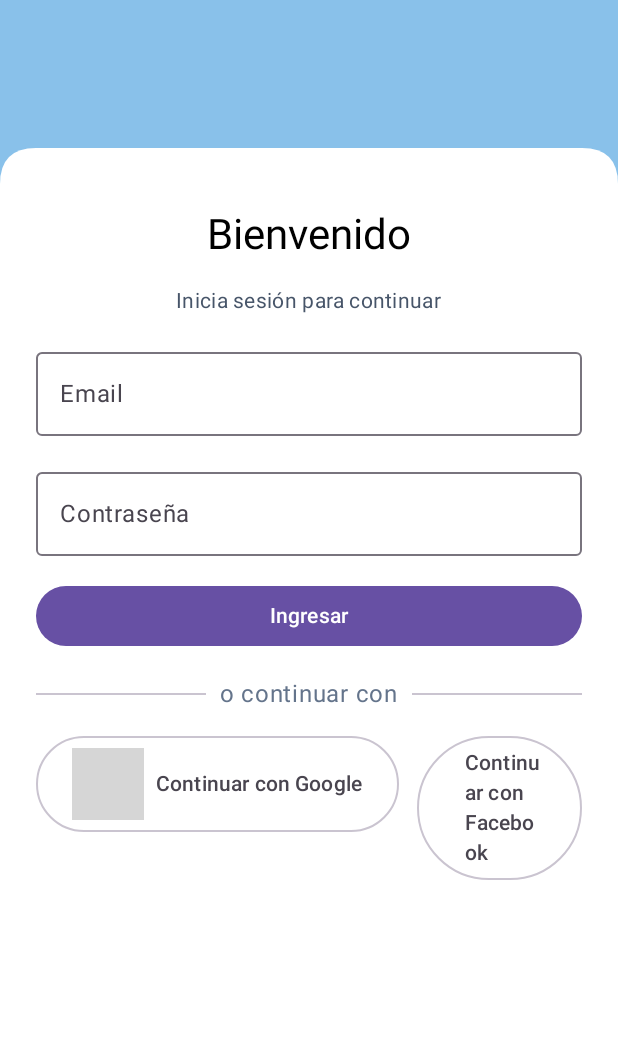
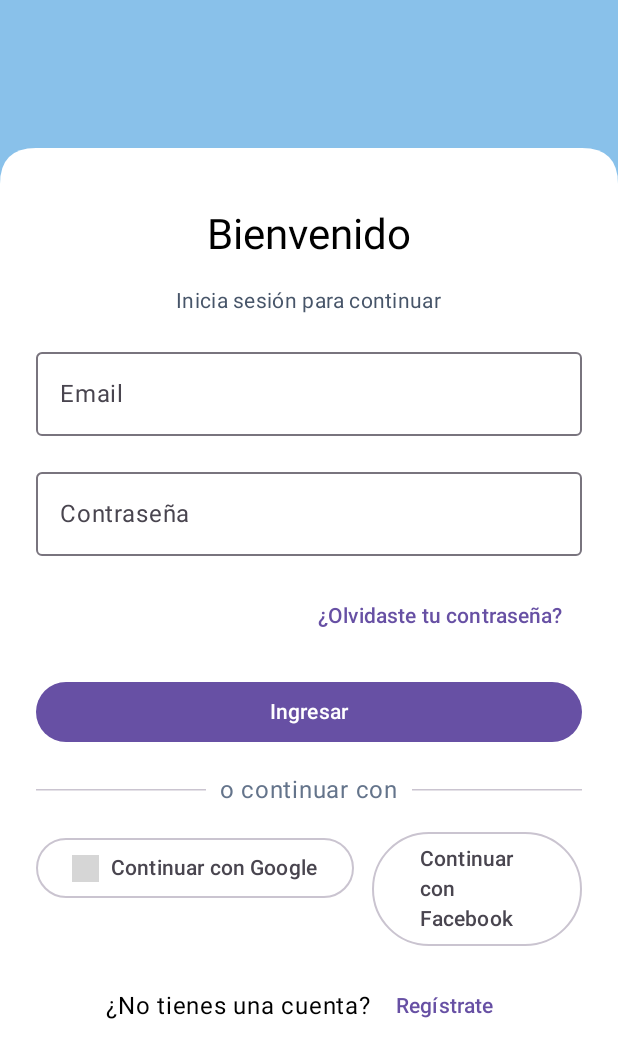
Before and after one commit to hifi-israel/sikacare, an Android app built with Jetpack Compose: the screen it shows after launch (MainActivity), on a phone screen of 412 x 824 dp. Shown: the top 1058 px of the screen. Run offline under Robolectric (Android 15) with nearby library versions, the phone set to English and light mode, and no system bars; our stand-ins replace Compose Multiplatform resources; 1 statement that could not run was skipped; grey boxes are pictures that could not be loaded.

Commit message:
feat(login): añadir refinamientos de diseño específicos por plataforma y nuevas acciones de usuario

```diff
--- a/composeApp/src/commonMain/kotlin/com/israeljuarez/sikacorekmp/login/LoginScreen.kt
+++ b/composeApp/src/commonMain/kotlin/com/israeljuarez/sikacorekmp/login/LoginScreen.kt
@@ -23,6 +23,7 @@ import androidx.compose.ui.unit.dp
 import org.jetbrains.compose.resources.painterResource
 import sikacore.composeapp.generated.resources.Res
 import sikacore.composeapp.generated.resources.google_logo
+import com.israeljuarez.sikacorekmp.getPlatform
 
 // import sikacore.composeapp.generated.resources.logo
 
@@ -49,21 +50,48 @@ fun LoginScreen() {
 
     LaunchedEffect(Unit) { isVisible = true }
 
+    // Detección simple de Desktop (JVM) usando Platform
+    val isDesktop = remember { getPlatform().name.startsWith("Java") }
+
     Box(
         modifier = Modifier
             .fillMaxSize()
             .background(backgroundBlue)
     ) {
-        // Forma blanca animada
+        if (isDesktop) {
+            // Desktop: contenedor centrado, tamaño uniforme ~60% del lado menor, esquinas redondeadas arriba y abajo.
+            BoxWithConstraints(Modifier.fillMaxSize()) {
+                val side = (if (maxWidth < maxHeight) maxWidth else maxHeight) * 0.8f
+
+                // Forma blanca animada (cuadro centrado)
+                CurvedContainerCanvas(
+                    modifier = Modifier
+                        .size(side)
+                        .align(Alignment.Center)
+                        .offset(y = offsetY),
+                    bothRounded = true
+                )
+
+                // Contenido del login encima de la forma, mismo tamaño y animación
+                LoginContent(
+                    modifier = Modifier
+                        .size(side)
+                        .align(Alignment.Center)
+                        .offset(y = offsetY)
+                        .padding(horizontal = 24.dp, vertical = 16.dp)
+                )
+            }
+        } else {
+            // Android/iOS: comportamiento previo (anclado abajo, 88% de alto, solo esquina superior redondeada)
             CurvedContainerCanvas(
                 modifier = Modifier
                     .fillMaxWidth()
                     .fillMaxHeight(0.88f)
                     .align(Alignment.BottomCenter)
-                .offset(y = offsetY)
+                    .offset(y = offsetY),
+                bothRounded = false
             )
 
-        // Contenido del login encima de la forma
             LoginContent(
                 modifier = Modifier
                     .fillMaxWidth()
@@ -74,23 +102,37 @@ fun LoginScreen() {
             )
         }
     }
+}
 
 @Composable
-private fun CurvedContainerCanvas(modifier: Modifier = Modifier) {
+private fun CurvedContainerCanvas(modifier: Modifier = Modifier, bothRounded: Boolean) {
     Canvas(modifier = modifier) {
         val radius = 24.dp.toPx()
         val w = size.width
         val h = size.height
 
         val path = Path().apply {
-            // Esquinas superiores redondeadas
+            if (bothRounded) {
+                // Esquinas redondeadas arriba y abajo
                 moveTo(0f, radius)
-            quadraticBezierTo(0f, 0f, radius, 0f)
+                quadraticTo(0f, 0f, radius, 0f)
                 lineTo(w - radius, 0f)
-            quadraticBezierTo(w, 0f, w, radius)
+                quadraticTo(w, 0f, w, radius)
+                lineTo(w, h - radius)
+                quadraticTo(w, h, w - radius, h)
+                lineTo(radius, h)
+                quadraticTo(0f, h, 0f, h - radius)
+                close()
+            } else {
+                // Solo esquinas superiores redondeadas (comportamiento móvil previo)
+                moveTo(0f, radius)
+                quadraticTo(0f, 0f, radius, 0f)
+                lineTo(w - radius, 0f)
+                quadraticTo(w, 0f, w, radius)
                 lineTo(w, h)
                 lineTo(0f, h)
                 close()
+            }
         }
 
         drawPath(
@@ -136,6 +178,13 @@ private fun LoginContent(modifier: Modifier = Modifier) {
             modifier = Modifier.fillMaxWidth()
         )
 
+        // Enlace para recuperar contraseña
+        Row(modifier = Modifier.fillMaxWidth(), horizontalArrangement = Arrangement.End) {
+            androidx.compose.material3.TextButton(onClick = { /* TODO: Navegar a RestablecerContraseña */ }) {
+                Text("¿Olvidaste tu contraseña?")
+            }
+        }
+
         Button(onClick = {}, modifier = Modifier.fillMaxWidth()) {
             Text("Ingresar")
         }
@@ -145,9 +194,9 @@ private fun LoginContent(modifier: Modifier = Modifier) {
             modifier = Modifier.fillMaxWidth(),
             verticalAlignment = Alignment.CenterVertically
         ) {
-            androidx.compose.material3.Divider(Modifier.weight(1f))
+            androidx.compose.material3.HorizontalDivider(Modifier.weight(1f))
             Text("  o continuar con  ", color = Color(0xFF64748B))
-            androidx.compose.material3.Divider(Modifier.weight(1f))
+            androidx.compose.material3.HorizontalDivider(Modifier.weight(1f))
         }
 
         // Botones sociales (icono + texto).
@@ -155,7 +204,13 @@ private fun LoginContent(modifier: Modifier = Modifier) {
             // Google: usa el asset compartido. Si ya compilaste los recursos, reemplaza por Res.drawable.android_dark_rd_na_2x
             SocialButton(
                 text = "Continuar con Google",
-                icon = { Image(painterResource(Res.drawable.google_logo), contentDescription = "Google") },
+                icon = {
+                    Image(
+                        painter = painterResource(Res.drawable.google_logo),
+                        contentDescription = "Google",
+                        modifier = Modifier.size(18.dp)
+                    )
+                },
                 onClick = {}
             )
             // Facebook: a la espera del asset oficial. Se muestra solo texto por ahora.
@@ -164,6 +219,18 @@ private fun LoginContent(modifier: Modifier = Modifier) {
                 icon = { /* TODO: Reemplazar cuando se agregue facebook_logo.png a common resources */ },
                 onClick = {}
             )
+        }
+
+        // Enlace a registro
+        Row(
+            modifier = Modifier.fillMaxWidth(),
+            horizontalArrangement = Arrangement.Center,
+            verticalAlignment = Alignment.CenterVertically
+        ) {
+            Text("¿No tienes una cuenta? ")
+            androidx.compose.material3.TextButton(onClick = { /* TODO: Navegar a Registro */ }) {
+                Text("Regístrate")
+            }
         }
 
         Spacer(Modifier.height(16.dp))
```
Also changed, not shown: composeApp/src/commonMain/composeResources/drawable/ios_dark_rd_na@1x.png (deleted), composeApp/src/commonMain/composeResources/drawable/web_dark_rd_na@1x.png (deleted). Lines whose indentation alone changed are shown as unchanged.
